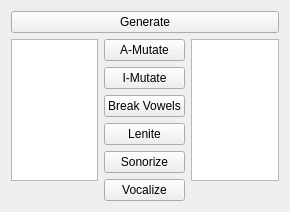
This is language.ui in tps12/Tec-Nine as Qt 5 draws it before an edit. The edited form follows.
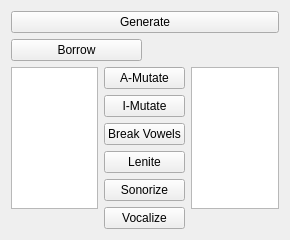
This is the edited form.

Patch:
```diff
--- a/language.ui
+++ b/language.ui
@@ -27,6 +27,20 @@
      </property>
     </widget>
    </item>
+   <item>
+    <layout class="QHBoxLayout">
+     <item>
+      <widget class="QPushButton" name="borrow">
+       <property name="text">
+        <string>Borrow</string>
+       </property>
+      </widget>
+     </item>
+     <item>
+      <widget class="QLabel" name="borrowed" />
+     </item>
+    </layout>
+   </item>
    <item>
     <layout class="QHBoxLayout">
      <item>
```
